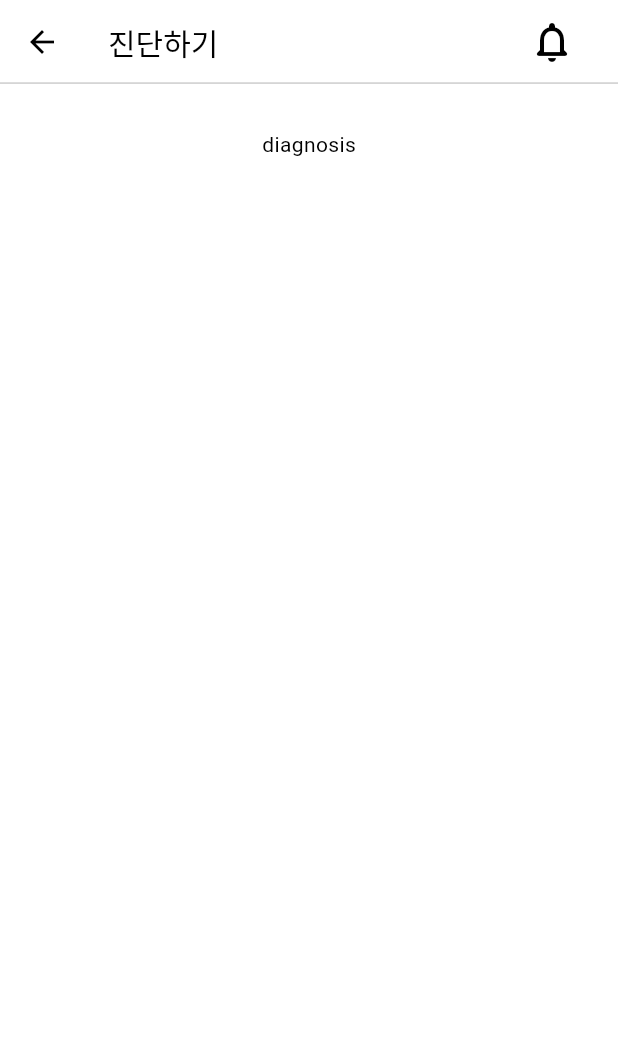
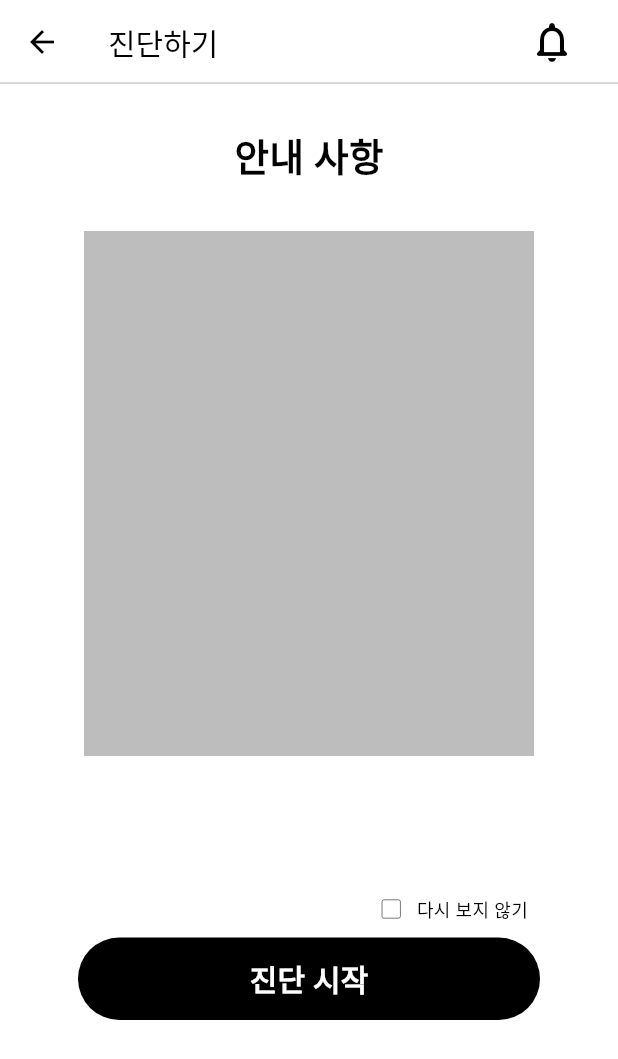
Before and after one commit to AntiHeimer/front, a Flutter app: the DiagnosisNotificationPage screen opened directly, on a phone screen of 412 x 824 dp. Shown: the top 1059 px of the screen. Run offline on Flutter 3.47's test engine with Material 3 defaults, Android fonts, the phone set to English and light mode, and no system bars; our stand-ins replace flutter_dotenv.

Commit message:
diagnosis notification page wip

```diff
--- a/lib/Diagnosis/page/diagnosis_notification_page.dart
+++ b/lib/Diagnosis/page/diagnosis_notification_page.dart
@@ -1,4 +1,5 @@
 import 'package:anti_heimer/Main/component/app_bar/app_bar3.dart';
+import 'package:anti_heimer/Main/component/main_button.dart';
 import 'package:flutter/material.dart';
 
 class DiagnosisNotificationPage extends StatefulWidget {
@@ -7,6 +8,7 @@ class DiagnosisNotificationPage extends StatefulWidget {
 }
 
 class _DiagnosisNotificationPageState extends State<DiagnosisNotificationPage> {
+  bool _isChecked = false;
   @override
   void initState() {
     super.initState();
@@ -22,7 +24,49 @@ class _DiagnosisNotificationPageState extends State<DiagnosisNotificationPage> {
           const Padding(
             padding: EdgeInsets.only(bottom: 30),
           ),
-          Text('diagnosis'),
+          const Text(
+            '안내 사항',
+            style: TextStyle(fontSize: 25, fontWeight: FontWeight.w600),
+          ),
+          const Padding(padding: EdgeInsets.only(bottom: 30)),
+          SizedBox(
+            height: 350,
+            width: 300,
+            child: Container(color: Colors.black26),
+          ),
+          const Padding(padding: EdgeInsets.only(bottom: 90)),
+          Row(
+            mainAxisAlignment: MainAxisAlignment.end,
+            children: <Widget>[
+              Transform.scale(
+                scale: 0.7,
+                child: Checkbox(
+                  materialTapTargetSize: MaterialTapTargetSize.shrinkWrap,
+                  visualDensity: const VisualDensity(
+                    horizontal: VisualDensity.minimumDensity,
+                    vertical: VisualDensity.minimumDensity,
+                  ),
+                  value: _isChecked,
+                  onChanged: (value) {
+                    setState(() {
+                      _isChecked = value!;
+                    });
+                  },
+                  side: const BorderSide(color: Colors.black, width: 0.5),
+                  fillColor: const MaterialStatePropertyAll(Colors.white),
+                  checkColor: Colors.black,
+                ),
+              ),
+              const Padding(padding: EdgeInsets.only(left: 5)),
+              const Text(
+                '다시 보지 않기',
+                style: TextStyle(fontSize: 12),
+              ),
+              const Padding(padding: EdgeInsets.only(right: 60)),
+            ],
+          ),
+          const Padding(padding: EdgeInsets.only(bottom: 7)),
+          MainButton(text: '진단 시작', onPressed: () {})
         ],
       )),
     );
```
